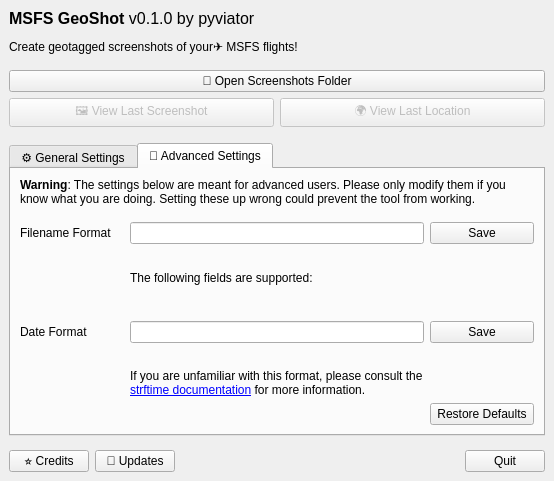
Before: the Qt Designer form qtdesigner/main_window.ui in pyviator/msfs-geoshot, drawn with Qt 5.
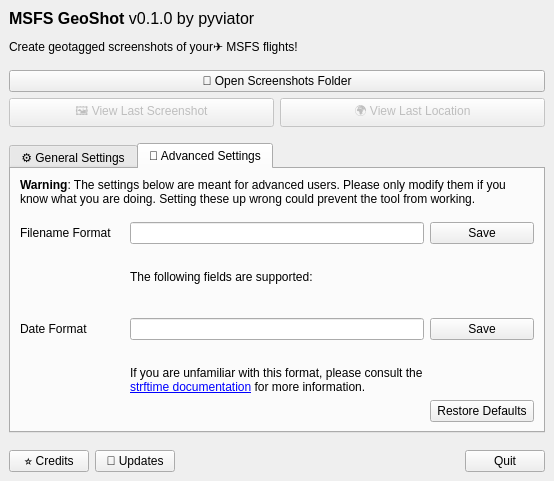
After: the same form once the commit is applied. The open tabs and pages were chosen to show the change.

Commit message: Tweak field description font size

Patch:
```diff
--- a/qtdesigner/main_window.ui
+++ b/qtdesigner/main_window.ui
@@ -274,7 +274,7 @@
          <widget class="QLabel" name="available_fields">
           <property name="font">
            <font>
-            <pointsize>8</pointsize>
+            <pointsize>7</pointsize>
            </font>
           </property>
           <property name="text">
```
